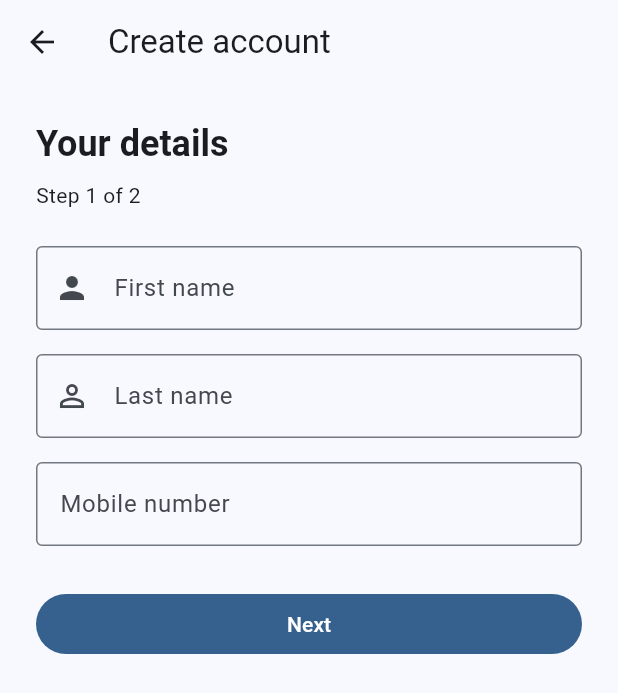
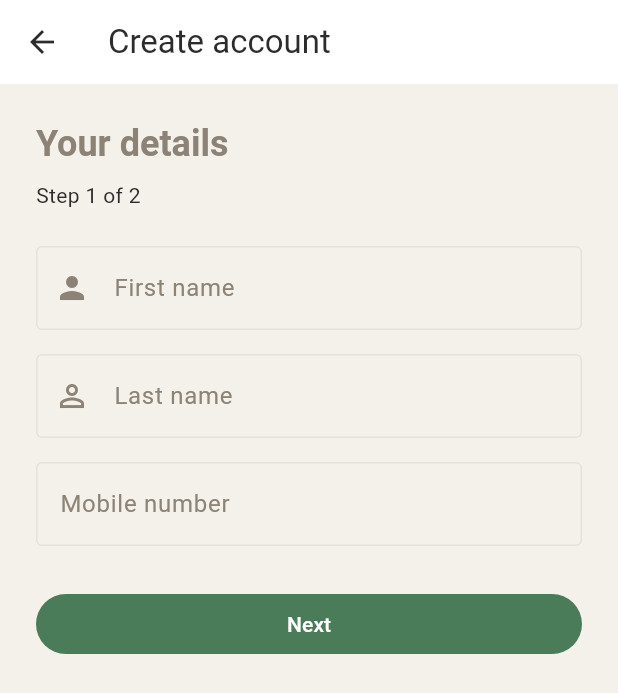
Before and after one commit to jessiejsembrano0628/wanderfund-app, a Flutter app: the screen it shows after launch, after a tap on "Login", after a tap on "Create an account", on a phone screen of 412 x 824 dp. Shown: the top 693 px of the screen. Run offline on Flutter 3.47's test engine with Material 3 defaults, Android fonts, the phone set to English and light mode, and no system bars; our stand-ins replace dartz, email_validator, equatable, get_it, shared_preferences, web; accounts and stored records are empty; network calls fail.

Commit message:
Update color scheme

```diff
--- /dev/null
+++ b/lib/core/theme/app_theme.dart
@@ -0,0 +1,67 @@
+import 'package:flutter/material.dart';
+
+abstract final class AppColors {
+  static const pageBackground = Color(0xFFF4F1EA);
+  static const surface = Color(0xFFFFFFFF);
+  static const primaryText = Color(0xFF2C2C2C);
+  static const secondaryText = Color(0xFF8C8275);
+  static const primary = Color(0xFF4A7C59);
+  static const border = Color(0xFFE7E2D8);
+}
+
+abstract final class AppTheme {
+  static final light = _buildLightTheme();
+
+  static ThemeData _buildLightTheme() {
+    final colorScheme = ColorScheme.fromSeed(
+      seedColor: AppColors.primary,
+      brightness: Brightness.light,
+    ).copyWith(
+      primary: AppColors.primary,
+      onPrimary: AppColors.surface,
+      secondary: AppColors.primary,
+      onSecondary: AppColors.surface,
+      surface: AppColors.surface,
+      surfaceDim: AppColors.surface,
+      surfaceBright: AppColors.surface,
+      surfaceContainerLowest: AppColors.surface,
+      surfaceContainerLow: AppColors.surface,
+      surfaceContainer: AppColors.surface,
+      surfaceContainerHigh: AppColors.surface,
+      surfaceContainerHighest: AppColors.surface,
+      onSurface: AppColors.primaryText,
+      onSurfaceVariant: AppColors.secondaryText,
+      outline: AppColors.border,
+      outlineVariant: AppColors.border,
+    );
+    final baseTextTheme = Typography.material2021().black.apply(
+      bodyColor: AppColors.primaryText,
+      displayColor: AppColors.primaryText,
+    );
+
+    return ThemeData(
+      colorScheme: colorScheme,
+      scaffoldBackgroundColor: AppColors.pageBackground,
+      dividerColor: AppColors.border,
+      cardTheme: const CardThemeData(color: AppColors.surface),
+      textTheme: baseTextTheme.copyWith(
+        headlineSmall: baseTextTheme.headlineSmall?.copyWith(
+          color: AppColors.secondaryText,
+        ),
+        bodySmall: baseTextTheme.bodySmall?.copyWith(
+          color: AppColors.secondaryText,
+        ),
+        labelSmall: baseTextTheme.labelSmall?.copyWith(
+          color: AppColors.secondaryText,
+        ),
+        labelMedium: baseTextTheme.labelMedium?.copyWith(
+          color: AppColors.secondaryText,
+        ),
+        labelLarge: baseTextTheme.labelLarge?.copyWith(
+          color: AppColors.secondaryText,
+        ),
+      ),
+      useMaterial3: true,
+    );
+  }
+}
--- a/lib/features/auth/presentation/pages/login_page.dart
+++ b/lib/features/auth/presentation/pages/login_page.dart
@@ -70,7 +70,9 @@ class _LoginPageState extends State<LoginPage> {
                   'Sign in to your account',
                   style: Theme.of(
                     context,
-                  ).textTheme.bodyMedium?.copyWith(color: Colors.grey[600]),
+                  ).textTheme.bodyMedium?.copyWith(
+                    color: Theme.of(context).colorScheme.onSurfaceVariant,
+                  ),
                   textAlign: TextAlign.center,
                 ),
                 const SizedBox(height: 48),
--- a/lib/main.dart
+++ b/lib/main.dart
@@ -1,5 +1,6 @@
 import 'package:flutter/material.dart';
 import 'package:provider/provider.dart';
+import 'core/theme/app_theme.dart';
 import 'core/services/idle_session_manager.dart';
 import 'service_locator.dart';
 import 'features/auth/presentation/providers/auth_provider.dart';
@@ -103,10 +104,7 @@ class _SessionShellState extends State<_SessionShell> {
         },
         child: MaterialApp(
           title: 'WanderFund',
-          theme: ThemeData(
-            colorScheme: ColorScheme.fromSeed(seedColor: Colors.blue),
-            useMaterial3: true,
-          ),
+          theme: AppTheme.light,
           home: const AuthWrapper(),
           navigatorKey: _navigatorKey,
           onGenerateRoute: _generateRoute,
```
Also changed, not shown: lib/features/ledger/presentation/pages/ledger_page.dart (+5 -3 lines), lib/features/main_menu/presentation/pages/main_menu_page.dart (+6 -4 lines), 1 other file.
